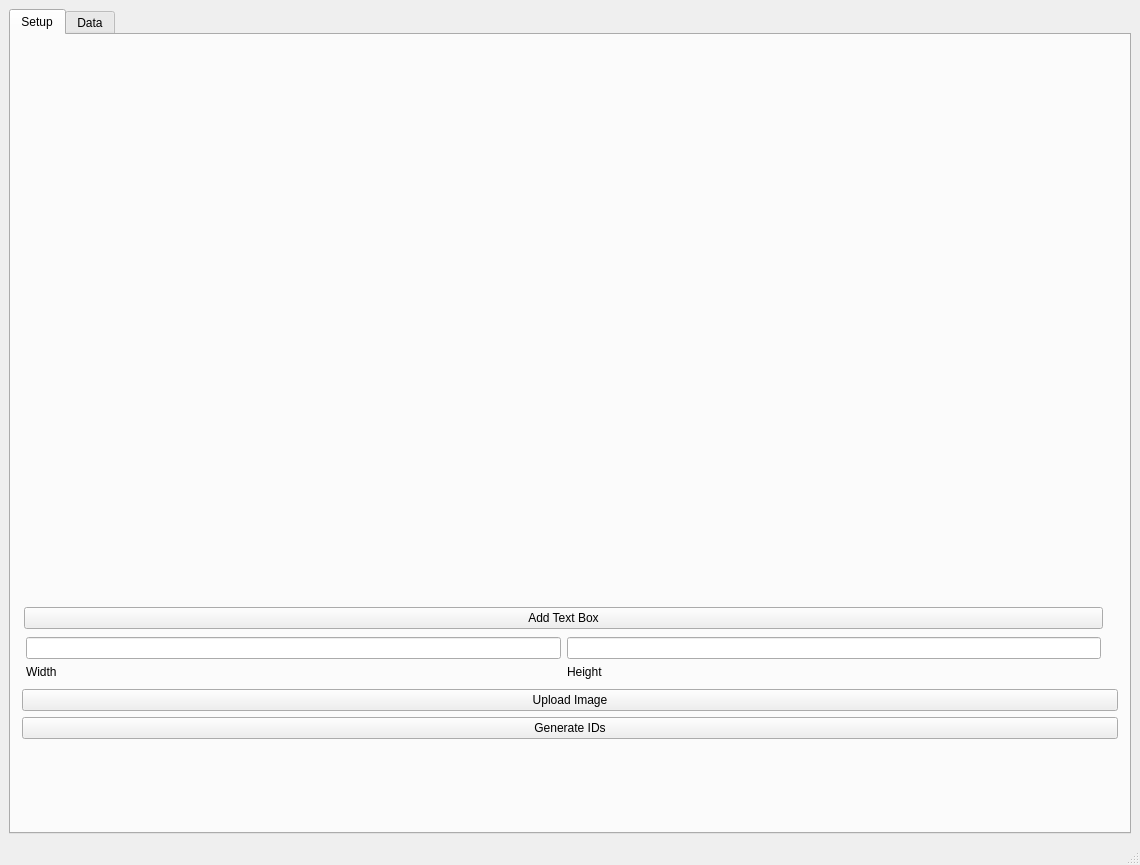
Qt form generateID.ui (Leospars/Generate_IDs) before a commit.
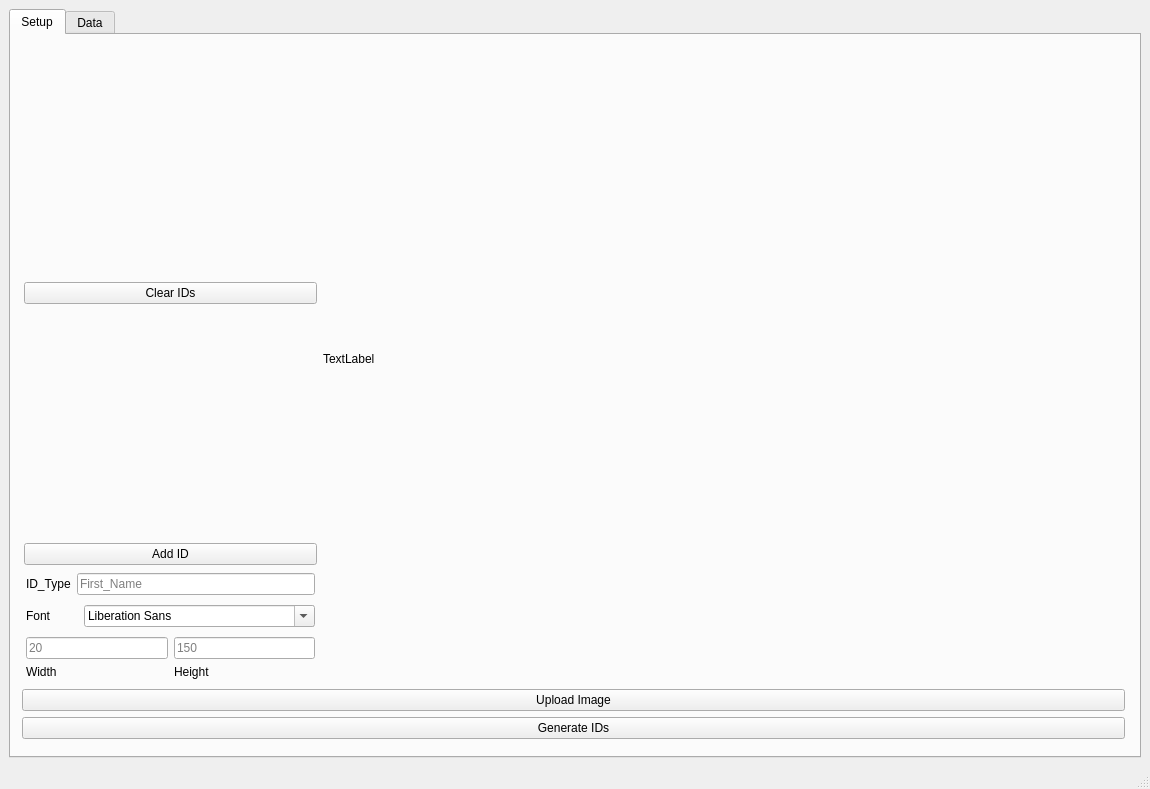
The same form after that commit. Icons and pictures are not drawn.

Diff of the .ui file:
```diff
--- a/generateID.ui
+++ b/generateID.ui
@@ -6,10 +6,22 @@
    <rect>
     <x>0</x>
     <y>0</y>
-    <width>1140</width>
-    <height>865</height>
+    <width>1150</width>
+    <height>789</height>
    </rect>
   </property>
+  <property name="sizePolicy">
+   <sizepolicy hsizetype="Fixed" vsizetype="Fixed">
+    <horstretch>0</horstretch>
+    <verstretch>0</verstretch>
+   </sizepolicy>
+  </property>
+  <property name="minimumSize">
+   <size>
+    <width>1150</width>
+    <height>789</height>
+   </size>
+  </property>
   <property name="windowTitle">
    <string>ID Genrator</string>
   </property>
@@ -76,6 +88,26 @@
             </property>
             <item>
              <layout class="QVBoxLayout" name="verticalLayout_6">
+              <item>
+               <spacer name="verticalSpacer_2">
+                <property name="orientation">
+                 <enum>Qt::Vertical</enum>
+                </property>
+                <property name="sizeHint" stdset="0">
+                 <size>
+                  <width>20</width>
+                  <height>40</height>
+                 </size>
+                </property>
+               </spacer>
+              </item>
+              <item>
+               <widget class="QPushButton" name="clearIDButton">
+                <property name="text">
+                 <string>Clear IDs</string>
+                </property>
+               </widget>
+              </item>
               <item>
                <spacer name="verticalSpacer">
                 <property name="orientation">
@@ -92,10 +124,69 @@
               <item>
                <widget class="QPushButton" name="pushButton">
                 <property name="text">
-                 <string>Add Text Box</string>
+                 <string>Add ID</string>
                 </property>
                </widget>
               </item>
+              <item>
+               <layout class="QGridLayout" name="gridLayout_3">
+                <property name="leftMargin">
+                 <number>2</number>
+                </property>
+                <property name="topMargin">
+                 <number>2</number>
+                </property>
+                <property name="rightMargin">
+                 <number>2</number>
+                </property>
+                <property name="bottomMargin">
+                 <number>2</number>
+                </property>
+                <item row="1" column="0">
+                 <widget class="QLabel" name="label_2">
+                  <property name="text">
+                   <string>ID_Type</string>
+                  </property>
+                 </widget>
+                </item>
+                <item row="1" column="1">
+                 <widget class="QLineEdit" name="idTypeName">
+                  <property name="text">
+                   <string/>
+                  </property>
+                  <property name="placeholderText">
+                   <string>First_Name</string>
+                  </property>
+                 </widget>
+                </item>
+               </layout>
+              </item>
+              <item>
+               <layout class="QGridLayout" name="gridLayout_2">
+                <property name="leftMargin">
+                 <number>2</number>
+                </property>
+                <property name="topMargin">
+                 <number>2</number>
+                </property>
+                <property name="rightMargin">
+                 <number>2</number>
+                </property>
+                <property name="bottomMargin">
+                 <number>2</number>
+                </property>
+                <item row="0" column="1">
+                 <widget class="QFontComboBox" name="fontComboBox"/>
+                </item>
+                <item row="0" column="0">
+                 <widget class="QLabel" name="label">
+                  <property name="text">
+                   <string>Font</string>
+                  </property>
+                 </widget>
+                </item>
+               </layout>
+              </item>
               <item>
                <layout class="QGridLayout" name="gridLayout">
                 <property name="sizeConstraint">
@@ -113,13 +204,20 @@
                 <property name="bottomMargin">
                  <number>2</number>
                 </property>
-                <item row="0" column="3">
-                 <widget class="QLineEdit" name="lineEdit_2"/>
+                <item row="2" column="3">
+                 <widget class="QLineEdit" name="txtBoxH">
+                  <property name="text">
+                   <string/>
+                  </property>
+                  <property name="placeholderText">
+                   <string>150</string>
+                  </property>
+                 </widget>
                 </item>
                 <item row="0" column="0">
                  <layout class="QVBoxLayout" name="verticalLayout_5"/>
                 </item>
-                <item row="2" column="1">
+                <item row="4" column="1">
                  <widget class="QLabel" name="label_3">
                   <property name="sizePolicy">
                    <sizepolicy hsizetype="Preferred" vsizetype="Minimum">
@@ -138,10 +236,17 @@
                   </property>
                  </widget>
                 </item>
-                <item row="0" column="1">
-                 <widget class="QLineEdit" name="lineEdit"/>
+                <item row="2" column="1">
+                 <widget class="QLineEdit" name="txtBoxW">
+                  <property name="text">
+                   <string/>
+                  </property>
+                  <property name="placeholderText">
+                   <string>20</string>
+                  </property>
+                 </widget>
                 </item>
-                <item row="2" column="3">
+                <item row="4" column="3">
                  <widget class="QLabel" name="label_4">
                   <property name="text">
                    <string>Height</string>
@@ -153,25 +258,60 @@
              </layout>
             </item>
             <item>
-             <widget class="QLabel" name="template_img">
-              <property name="maximumSize">
+             <widget class="QFrame" name="frame">
+              <property name="minimumSize">
                <size>
                 <width>800</width>
-                <height>600</height>
+                <height>0</height>
                </size>
               </property>
-              <property name="text">
-               <string/>
-              </property>
-              <property name="pixmap">
-               <pixmap>MGI_Blank Lvl1.png</pixmap>
-              </property>
-              <property name="scaledContents">
-               <bool>true</bool>
-              </property>
-              <property name="alignment">
-               <set>Qt::AlignLeading|Qt::AlignLeft|Qt::AlignTop</set>
-              </property>
+              <widget class="QLabel" name="template_img">
+               <property name="enabled">
+                <bool>true</bool>
+               </property>
+               <property name="geometry">
+                <rect>
+                 <x>0</x>
+                 <y>0</y>
+                 <width>800</width>
+                 <height>600</height>
+                </rect>
+               </property>
+               <property name="maximumSize">
+                <size>
+                 <width>800</width>
+                 <height>600</height>
+                </size>
+               </property>
+               <property name="text">
+                <string/>
+               </property>
+               <property name="pixmap">
+                <pixmap>img/no-image.png</pixmap>
+               </property>
+               <property name="scaledContents">
+                <bool>true</bool>
+               </property>
+               <property name="alignment">
+                <set>Qt::AlignLeading|Qt::AlignLeft|Qt::AlignTop</set>
+               </property>
+              </widget>
+              <widget class="QLabel" name="canvas">
+               <property name="geometry">
+                <rect>
+                 <x>0</x>
+                 <y>0</y>
+                 <width>941</width>
+                 <height>621</height>
+                </rect>
+               </property>
+               <property name="mouseTracking">
+                <bool>false</bool>
+               </property>
+               <property name="text">
+                <string>TextLabel</string>
+               </property>
+              </widget>
              </widget>
             </item>
            </layout>
```
Left out of the diff: 42 changed lines with no effect on the pictures.
